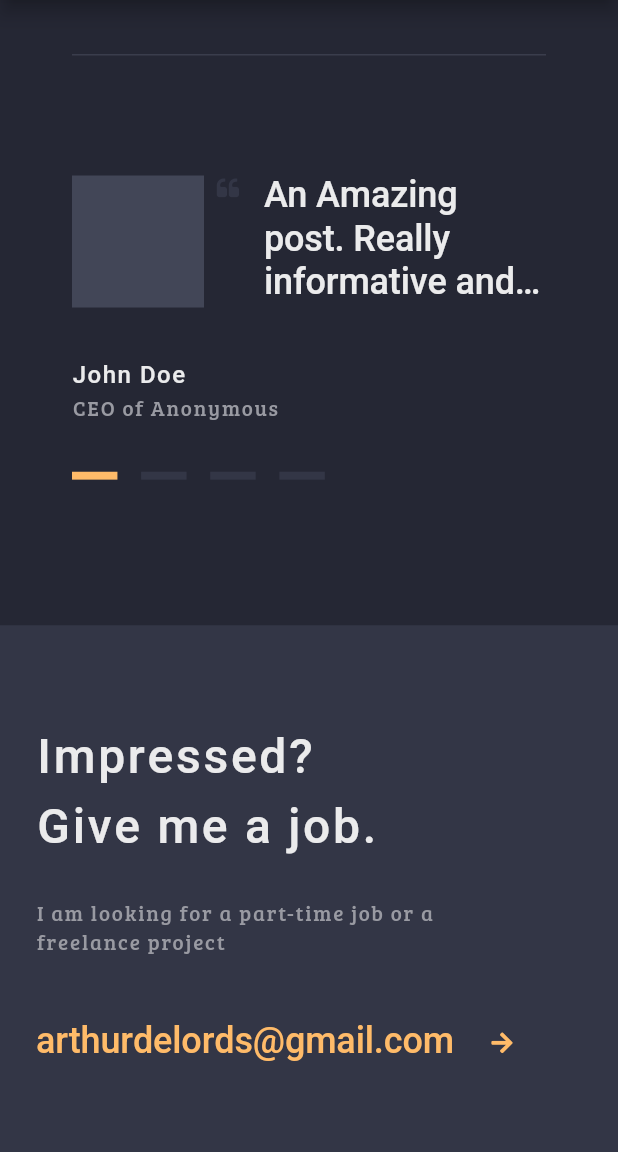
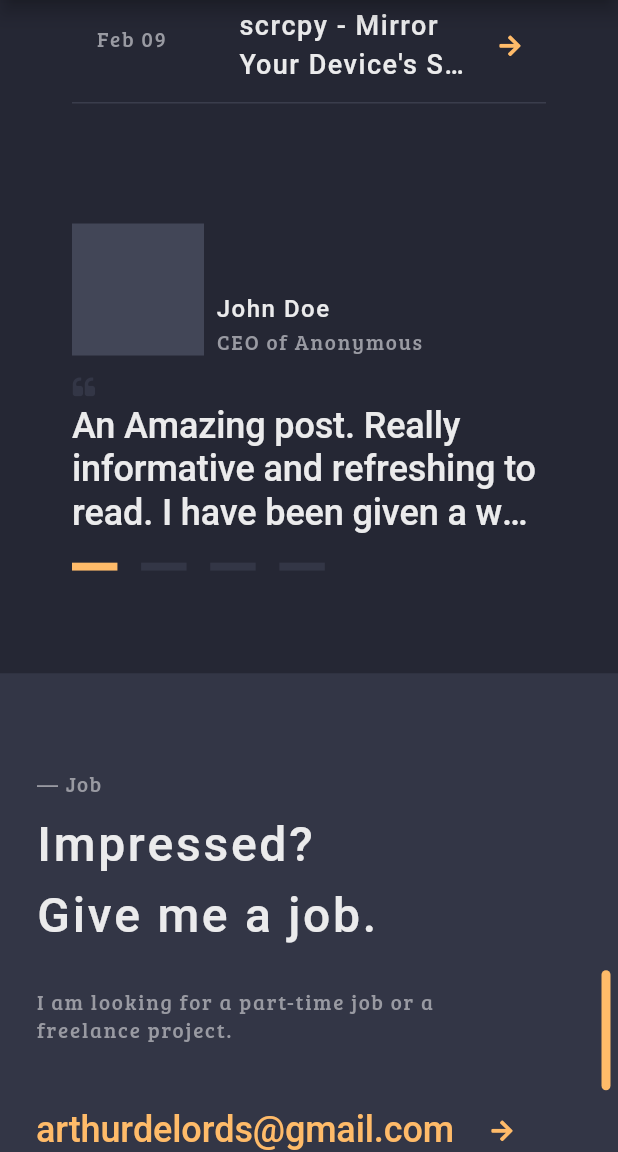
Before and after one commit to thearthurdev/arthurdev, a Flutter app: the screen it shows after launch, scrolled down 3456 dp, after a tap on "arthurdelords@gmail.com", on a phone screen of 412 x 824 dp, the part 84-1236 px from its top. Run offline on Flutter 3.47's test engine with Material 2 defaults, Android fonts, the phone set to English and light mode, and no system bars.

Commit message:
add working links and custom scrollbar

```diff
--- a/lib/pages/home_page.dart
+++ b/lib/pages/home_page.dart
@@ -2,11 +2,12 @@ import 'package:arthurdev/sections/blog_section.dart';
 import 'package:arthurdev/sections/experience_section.dart';
 import 'package:arthurdev/sections/job_section.dart';
 import 'package:arthurdev/sections/landing_section.dart';
-import 'package:arthurdev/sections/projects_section.dart';
+import 'package:arthurdev/sections/portfolio_section.dart';
 import 'package:arthurdev/sections/technologies_section.dart';
 import 'package:arthurdev/utils/consts.dart';
 import 'package:arthurdev/utils/responsive_view_util.dart';
 import 'package:arthurdev/widgets/custom_app_bar.dart';
+import 'package:arthurdev/widgets/custom_scrollbar.dart';
 import 'package:flutter/material.dart';
 
 class HomePage extends StatefulWidget {
@@ -63,8 +64,9 @@ class _HomePageState extends State<HomePage> {
               alignment: Alignment.topCenter,
               child: Container(
                 width: double.infinity,
-                child: Scrollbar(
-                  child: SingleChildScrollView(
+                child: Stack(
+                  children: [
+                    SingleChildScrollView(
                       controller: scrollController,
                       child: Column(
                         children: [
@@ -79,7 +81,7 @@ class _HomePageState extends State<HomePage> {
                           TechnologiesSection(
                             initScreenHeight: initScreenHeight,
                           ),
-                        ProjectsSection(
+                          PortfolioSection(
                             initScreenHeight: initScreenHeight,
                           ),
                           BlogSection(
@@ -91,6 +93,8 @@ class _HomePageState extends State<HomePage> {
                         ],
                       ),
                     ),
+                    CustomScrollbar(scrollController: scrollController),
+                  ],
                 ),
               ),
             ),
--- a/lib/sections/blog_section.dart
+++ b/lib/sections/blog_section.dart
@@ -2,7 +2,9 @@ import 'package:arthurdev/utils/consts.dart';
 import 'package:arthurdev/utils/my_icons.dart';
 import 'package:arthurdev/utils/responsive_view_util.dart';
 import 'package:arthurdev/widgets/blog_post_listtile.dart';
+import 'package:arthurdev/widgets/info_action_box.dart';
 import 'package:flutter/material.dart';
+import 'package:url_launcher/url_launcher.dart';
 
 class BlogSection extends StatelessWidget {
   const BlogSection({
@@ -57,7 +59,8 @@ class BlogSection extends StatelessWidget {
                   child: Container(
                     height: 344.0,
                     child: Column(
-                      mainAxisAlignment: MainAxisAlignment.spaceBetween,
+                      mainAxisSize: MainAxisSize.min,
+                      mainAxisAlignment: MainAxisAlignment.end,
                       crossAxisAlignment: CrossAxisAlignment.start,
                       children: [
                         Column(
@@ -68,7 +71,9 @@ class BlogSection extends StatelessWidget {
                             reviewBody(),
                           ],
                         ),
+                        SizedBox(height: 16.0),
                         reviewAuthor(),
+                        SizedBox(height: 24.0),
                         reviewPageIndicator(),
                       ],
                     ),
@@ -102,22 +107,23 @@ class BlogSection extends StatelessWidget {
               crossAxisAlignment: CrossAxisAlignment.start,
               children: [
                 Row(
-                  crossAxisAlignment: CrossAxisAlignment.start,
+                  crossAxisAlignment: CrossAxisAlignment.end,
                   mainAxisSize: MainAxisSize.min,
                   children: [
                     reviewAuthorImagePlaceholder(size: 88.0),
                     SizedBox(width: 8.0),
-                    openQuotesIcon(16.0),
-                    SizedBox(width: 16.0),
-                    Flexible(
-                      child: Container(
-                        constraints: BoxConstraints(maxWidth: 420.0),
-                        child: reviewBody(maxLines: 3),
-                      ),
-                    ),
+                    reviewAuthor(),
                   ],
                 ),
-                reviewAuthor(),
+                SizedBox(height: 4.0),
+                openQuotesIcon(16.0),
+                Flexible(
+                  child: Container(
+                    constraints: BoxConstraints(maxWidth: 420.0),
+                    child: reviewBody(maxLines: 3),
+                  ),
+                ),
+                SizedBox(height: 8.0),
                 reviewPageIndicator(),
                 SizedBox(height: 64.0),
               ],
@@ -125,6 +131,24 @@ class BlogSection extends StatelessWidget {
           ),
         ],
       ),
+    );
+  }
+
+  Widget blogInfoBox({double leftIndent}) {
+    return InfoActionBox(
+      sectionTitle: 'Blog',
+      heading: 'What\'s new?\nSee my latest blog posts.',
+      body: 'I write about tech tips and tricks,'
+          '\nmy experiences and opinions now and then.',
+      actionText: 'Visit blog',
+      onActionTap: () async {
+        String url = kBlogURL;
+        if (await canLaunch(url)) {
+          await launch(url);
+        } else {
+          throw 'Could not launch $url';
+        }
+      },
     );
   }
 
@@ -224,31 +248,4 @@ class BlogSection extends StatelessWidget {
       ),
     );
   }
-
-  Widget blogInfoBox({double leftIndent}) {
-    return Flexible(
-      child: Container(
-        margin: EdgeInsets.only(left: leftIndent ?? 0.0),
-        child: Column(
-          crossAxisAlignment: CrossAxisAlignment.start,
-          children: [
-            Text(
-              '— Blog',
-              maxLines: 1,
-              overflow: TextOverflow.ellipsis,
-              style: kSectionInfoTextStyle,
-            ),
-            SizedBox(height: 8.0),
-            Text(
-              'What\'s new?\n'
-              'See my latest blog posts',
-              maxLines: 4,
-              overflow: TextOverflow.ellipsis,
-              style: kSectionHeaderTextStyle,
-            ),
-          ],
-        ),
-      ),
-    );
-  }
 }
--- a/lib/sections/experience_section.dart
+++ b/lib/sections/experience_section.dart
@@ -3,6 +3,7 @@ import 'package:arthurdev/utils/responsive_view_util.dart';
 import 'package:arthurdev/widgets/experience_info_box.dart';
 import 'package:arthurdev/widgets/info_action_box.dart';
 import 'package:flutter/material.dart';
+import 'package:url_launcher/url_launcher.dart';
 
 class ExperienceSection extends StatelessWidget {
   const ExperienceSection({
@@ -84,11 +85,19 @@ class ExperienceSection extends StatelessWidget {
   Widget contactInfoActionBox() {
     return InfoActionBox(
       sectionTitle: 'Contact',
-      heading: 'Any type of query\n& discussion',
+      heading: 'Any type of query\n& discussion.',
       body:
-          'I am available to talk and I typically\nrespond within a few hours',
+          'I am available to talk and I typically\nrespond within a few hours.',
       actionText: 'arthurdelords@gmail.com',
       leftIndent: 16.0,
+      onActionTap: () async {
+        String url = kEmailURL;
+        if (await canLaunch(url)) {
+          await launch(url);
+        } else {
+          throw 'Could not launch $url';
+        }
+      },
     );
   }
 }
--- a/lib/sections/job_section.dart
+++ b/lib/sections/job_section.dart
@@ -3,8 +3,10 @@ import 'dart:ui';
 import 'package:arthurdev/utils/consts.dart';
 import 'package:arthurdev/utils/my_icons.dart';
 import 'package:arthurdev/utils/responsive_view_util.dart';
+import 'package:arthurdev/widgets/info_action_box.dart';
 import 'package:arthurdev/widgets/socials_buttons.dart';
 import 'package:flutter/material.dart';
+import 'package:url_launcher/url_launcher.dart';
 
 class JobSection extends StatelessWidget {
   const JobSection({
@@ -153,7 +155,7 @@ class JobSection extends StatelessWidget {
       crossAxisAlignment: CrossAxisAlignment.start,
       children: [
         Text(
-          'Estimated your project?'
+          'Want to do a project together?'
           '\nLet me know here.',
           maxLines: 4,
           overflow: TextOverflow.ellipsis,
@@ -249,58 +251,19 @@ class JobSection extends StatelessWidget {
   }
 
   Widget jobActionBox({double leftIndent}) {
-    return Container(
-      margin: EdgeInsets.only(left: leftIndent ?? 0.0),
-      child: Column(
-        crossAxisAlignment: CrossAxisAlignment.start,
-        children: [
-          Text(
-            'Impressed?'
-            '\nGive me a job.',
-            maxLines: 4,
-            overflow: TextOverflow.ellipsis,
-            style: kSectionHeaderTextStyle,
-          ),
-          SizedBox(height: 24.0),
-          Text(
-            'I am looking for a part-time job or a'
-            '\nfreelance project',
-            maxLines: 4,
-            overflow: TextOverflow.ellipsis,
-            style: kSectionInfoTextStyle,
-          ),
-          SizedBox(height: 32.0),
-          Material(
-            type: MaterialType.transparency,
-            child: InkWell(
-              onTap: () {},
-              borderRadius: kBorderRadius,
-              child: Padding(
-                padding: const EdgeInsets.fromLTRB(0.0, 8.0, 8.0, 8.0),
-                child: Row(
-                  mainAxisSize: MainAxisSize.min,
-                  children: [
-                    Flexible(
-                      child: Text(
-                        'arthurdelords@gmail.com',
-                        maxLines: 1,
-                        overflow: TextOverflow.ellipsis,
-                        style: kActionButtonTextStyle,
-                      ),
-                    ),
-                    SizedBox(width: 24.0),
-                    Icon(
-                      MyIcons.arrow_right,
-                      size: 16.0,
-                      color: kAccentColor,
-                    ),
-                  ],
-                ),
-              ),
-            ),
-          ),
-        ],
-      ),
+    return InfoActionBox(
+      sectionTitle: 'Job',
+      heading: 'Impressed?\nGive me a job.',
+      body: 'I am looking for a part-time job or a\nfreelance project.',
+      actionText: 'arthurdelords@gmail.com',
+      onActionTap: () async {
+        String url = kEmailURL;
+        if (await canLaunch(url)) {
+          await launch(url);
+        } else {
+          throw 'Could not launch $url';
+        }
+      },
     );
   }
 }
--- a/lib/sections/projects_section.dart
+++ b/lib/sections/portfolio_section.dart
@@ -4,9 +4,10 @@ import 'package:arthurdev/utils/responsive_view_util.dart';
 import 'package:arthurdev/widgets/info_action_box.dart';
 import 'package:arthurdev/widgets/technology_button.dart';
 import 'package:flutter/material.dart';
+import 'package:url_launcher/url_launcher.dart';
 
-class ProjectsSection extends StatelessWidget {
-  const ProjectsSection({
+class PortfolioSection extends StatelessWidget {
+  const PortfolioSection({
     Key key,
     @required this.initScreenHeight,
   }) : super(key: key);
@@ -121,6 +122,14 @@ class ProjectsSection extends StatelessWidget {
           '\ncreative works.',
       actionText: 'Explore more',
       leftIndent: 16.0,
+      onActionTap: () async {
+        String url = kPortfolioURL;
+        if (await canLaunch(url)) {
+          await launch(url);
+        } else {
+          throw 'Could not launch $url';
+        }
+      },
     );
   }
 
--- a/lib/sections/technologies_section.dart
+++ b/lib/sections/technologies_section.dart
@@ -48,13 +48,13 @@ class TechnologiesSection extends StatelessWidget {
                           icon: CustomIcons.ic_flutter,
                           title: 'Flutter SDK\n& Dart',
                           subtitle: '4 Projects',
+                          isSelected: true,
                         ),
                         TechnologyButton(
                           icon: CustomIcons.ic_kotlin,
                           iconSize: 20.0,
                           title: 'Android SDK\n& Kotlin',
                           subtitle: '2 Projects',
-                          isSelected: true,
                         ),
                         TechnologyButton(
                           icon: CustomIcons.ic_settings,
--- a/lib/utils/consts.dart
+++ b/lib/utils/consts.dart
@@ -4,12 +4,30 @@ BorderRadius kBorderRadius = BorderRadius.circular(6.0);
 
 const double kMaxWidth = 1160.0;
 
+// Navigation Destinations
+const Map<String, double> kNavigationDestinations = {
+  'Intro': kHomeSectionScrollOffset,
+  'Portfolio': kWorksSectionScrollOffset,
+  'Blog': kBlogSectionScrollOffset,
+  'Job': kJobSectionScrollOffset,
+};
+
+// URLs
+const String kGitHubURL = 'https://github.com/thearthurdev';
+const String kLinkedInURL = 'https://www.linkedin.com/in/arthurdelords/';
+const String kTwitterURL = 'https://twitter.com/_DeeArthur';
+const String kEmailURL = 'mailto:arthurdelords@gmail.com';
+const String kPortfolioURL = 'https://arthur.hashnode.dev/arthurdev-portfolio';
+const String kBlogURL = 'https://arthur.hashnode.dev';
+
+// Section scroll offsets
 //TODO specify different offsets for tablet/mobile mode as well
 const double kHomeSectionScrollOffset = 0.0;
 const double kWorksSectionScrollOffset = 1470.0;
 const double kBlogSectionScrollOffset = 3250.0;
 const double kJobSectionScrollOffset = 4200.0;
 
+// Colors
 const Color kPrimaryColor = Color(0xFF333646);
 const Color kPrimaryColorDeep = Color(0xFF252734);
 const Color kAccentColor = Color(0xFFFFBB69);
@@ -19,17 +37,10 @@ const Color kPrimaryTextColor = Color(0xFFEBEBEC);
 const Color kPrimaryTextDisabledColor = Color(0xFF666874);
 const Color kSectionInfoTextColor = Color(0xFF999AA2);
 
+// Animation Durations
 const Duration kShortDuration = Duration(milliseconds: 300);
 const Duration kMediumDuration = Duration(milliseconds: 600);
 const Duration kLongDuration = Duration(milliseconds: 900);
-
-// Navigation Destinations
-const Map<String, double> kNavigationDestinations = {
-  'Home': kHomeSectionScrollOffset,
-  'Works': kWorksSectionScrollOffset,
-  'Blog': kBlogSectionScrollOffset,
-  'Job': kJobSectionScrollOffset,
-};
 
 // TextStyles
 const TextStyle kLargeHeaderTextStyle = TextStyle(
--- a/lib/widgets/blog_post_listtile.dart
+++ b/lib/widgets/blog_post_listtile.dart
@@ -1,5 +1,6 @@
 import 'package:arthurdev/utils/consts.dart';
 import 'package:arthurdev/utils/my_icons.dart';
+import 'package:arthurdev/utils/responsive_view_util.dart';
 import 'package:flutter/material.dart';
 
 class BlogPostListTile extends StatelessWidget {
@@ -12,6 +13,10 @@ class BlogPostListTile extends StatelessWidget {
 
   @override
   Widget build(BuildContext context) {
+    return kIsDesktop(context) ? desktopLayout() : tabletLayout();
+  }
+
+  Material desktopLayout() {
     return Material(
   type: MaterialType.transparency,
   child: Column(
@@ -49,4 +54,43 @@ class BlogPostListTile extends StatelessWidget {
   ),
 );
   }
+
+  Material tabletLayout() {
+    return Material(
+  type: MaterialType.transparency,
+  child: Column(
+    children: [
+      ListTile(
+        onTap: () {},
+        shape: RoundedRectangleBorder(borderRadius: kBorderRadius),
+        contentPadding:
+            const EdgeInsets.symmetric(vertical: 8.0, horizontal: 16.0),
+        leading: Text(
+          date,
+          style: kSectionInfoTextStyle,
+        ),
+        title: Container(
+          margin: const EdgeInsets.only(left: 32.0),
+          child: Text(
+            title,
+            maxLines: 2,
+            overflow: TextOverflow.ellipsis,
+            style: kHeaderTextStyle.copyWith(
+                fontSize: 18.0, letterSpacing: 1.0),
+          ),
+        ),
+        trailing: Icon(
+          MyIcons.arrow_right,
+          size: 16.0,
+          color: kAccentColor,
+        ),
+      ),
+      Container(
+        height: 1.0,
+        color: kDividerColor,
+      ),
+    ],
+  ),
+);
   }
+}
--- /dev/null
+++ b/lib/widgets/custom_scrollbar.dart
@@ -0,0 +1,119 @@
+import 'package:arthurdev/utils/consts.dart';
+import 'package:arthurdev/utils/responsive_view_util.dart';
+import 'package:flutter/material.dart';
+import 'dart:math' as math;
+
+class CustomScrollbar extends StatefulWidget {
+  const CustomScrollbar({
+    Key key,
+    @required this.scrollController,
+  }) : super(key: key);
+
+  final ScrollController scrollController;
+
+  @override
+  _CustomScrollbarState createState() => _CustomScrollbarState();
+}
+
+class _CustomScrollbarState extends State<CustomScrollbar> {
+  double maxScrollExtent;
+  double screenHeight;
+  double scrollbarHandleOffset;
+  double scrollbarHandleLength;
+
+  @override
+  void initState() {
+    super.initState();
+    widget.scrollController.addListener(handleScrolling);
+    scrollbarHandleOffset = 0.0;
+  }
+
+  @override
+  void didChangeDependencies() {
+    super.didChangeDependencies();
+    screenHeight = kScreenHeight(context);
+    WidgetsBinding.instance.addPostFrameCallback((_) {
+      maxScrollExtent = widget.scrollController.position.maxScrollExtent;
+      getScrollbarHandleLength();
+    });
+  }
+
+  void getScrollbarHandleLength() {
+    final double fractionVisible =
+        (widget.scrollController.position.extentInside / maxScrollExtent)
+            .clamp(0.0, 1.0);
+
+    final double handleExtent = math.max(
+      math.min(screenHeight, 8.0),
+      screenHeight * fractionVisible,
+    );
+
+    scrollbarHandleLength = handleExtent.clamp(24.0, 80.0);
+    print(scrollbarHandleLength);
+  }
+
+  void handleScrolling() {
+    setState(() => scrollbarHandleOffset = screenHeight *
+        widget.scrollController.position.extentBefore /
+        maxScrollExtent);
+  }
+
+  @override
+  Widget build(BuildContext context) {
+    return AnimatedOpacity(
+      duration: kShortDuration,
+      opacity: scrollbarHandleOffset < 40.0 ? 0.0 : 1.0,
+      child: Stack(
+        children: [
+          scrollbarTrack(),
+          scrollbarHandle(),
+        ],
+      ),
+    );
+  }
+
+  Widget scrollbarTrack() {
+    return GestureDetector(
+      child: Container(
+        height: kScreenHeight(context),
+        width: 16.0,
+        color: kIsDesktop(context)
+            ? Colors.black.withOpacity(0.06)
+            : Colors.transparent,
+        margin: EdgeInsets.only(left: kScreenWidth(context) - 16.0),
+        alignment: Alignment.centerRight,
+      ),
+      onTapUp: (tapUpDetails) {
+        double tapPosition = tapUpDetails.globalPosition.dy;
+        widget.scrollController.position
+            .moveTo((tapPosition * maxScrollExtent / screenHeight) - 100.0);
+      },
+    );
+  }
+
+  Widget scrollbarHandle() {
+    return Positioned(
+      top: scrollbarHandleOffset,
+      right: 5.0,
+      child: GestureDetector(
+        child: Container(
+          height: scrollbarHandleLength,
+          width: 6.0,
+          margin: EdgeInsets.only(top: 4.0),
+          decoration: BoxDecoration(
+            color: kAccentColor,
+            borderRadius: BorderRadius.all(
+              Radius.circular(3.0),
+            ),
+          ),
+        ),
+        onVerticalDragUpdate: (dragUpdate) {
+          double position = dragUpdate.globalPosition.dy;
+
+          widget.scrollController.position
+              .moveTo(position * maxScrollExtent / screenHeight);
+        },
+      ),
+    );
+  }
+}
--- a/lib/widgets/experience_info_box.dart
+++ b/lib/widgets/experience_info_box.dart
@@ -38,11 +38,13 @@ class ExperienceInfoBox extends StatelessWidget {
               children: [
                 experienceCounter(
                   years: '2',
-                  type: 'Years of\nProfessional\nExperience',
+                  type: 'Years of Professional Experience',
+                  flex1: 1,
+                  flex2:2,
                 ),
                 experienceCounter(
                   years: '5+',
-                  type: 'Years\nDeveloping\nSolutions',
+                  type: 'Years Developing Solutions',
                 ),
               ],
             ),
@@ -52,11 +54,12 @@ class ExperienceInfoBox extends StatelessWidget {
     );
   }
 
-  Widget experienceCounter({String years, String type}) {
+  Widget experienceCounter({String years, String type, int flex1, int flex2}) {
     return Flexible(
       child: Row(
         children: [
           Flexible(
+            flex: flex1 ?? 1,
             child: Text(
               years,
               maxLines: 1,
@@ -66,6 +69,7 @@ class ExperienceInfoBox extends StatelessWidget {
           ),
           SizedBox(width: 4.0),
           Flexible(
+            flex: flex2 ?? 1,
             child: Text(
               type,
               maxLines: 3,
--- a/lib/widgets/info_action_box.dart
+++ b/lib/widgets/info_action_box.dart
@@ -27,28 +27,36 @@ class InfoActionBox extends StatelessWidget {
       child: Column(
         crossAxisAlignment: CrossAxisAlignment.start,
         children: [
-          Text(
+          sectionTitle == null
+              ? SizedBox()
+              : Text(
                   '— $sectionTitle',
                   maxLines: 1,
                   overflow: TextOverflow.ellipsis,
                   style: kSectionInfoTextStyle,
                 ),
-          SizedBox(height: 8.0),
-          Text(
+          SizedBox(height: sectionTitle == null ? 0.0 : 8.0),
+          heading == null
+              ? SizedBox()
+              : Text(
                   heading,
                   maxLines: 4,
                   overflow: TextOverflow.ellipsis,
                   style: kSectionHeaderTextStyle,
                 ),
-          SizedBox(height: 24.0),
-          Text(
+          SizedBox(height: body == null ? 0.0 : 24.0),
+          body == null
+              ? SizedBox()
+              : Text(
                   body,
                   maxLines: 4,
                   overflow: TextOverflow.ellipsis,
                   style: kSectionInfoTextStyle,
                 ),
-          SizedBox(height: 32.0),
-          Material(
+          SizedBox(height: actionText == null ? 0.0 : 32.0),
+          actionText == null
+              ? SizedBox()
+              : Material(
                   type: MaterialType.transparency,
                   child: InkWell(
                     onTap: onActionTap ?? () {},
--- a/lib/widgets/socials_buttons.dart
+++ b/lib/widgets/socials_buttons.dart
@@ -1,12 +1,13 @@
 import 'package:arthurdev/utils/consts.dart';
 import 'package:arthurdev/utils/my_icons.dart';
 import 'package:flutter/material.dart';
+import 'package:url_launcher/url_launcher.dart';
 
 class SocialsButtons extends StatelessWidget {
   final Map<String, IconData> socials = {
-    'https://github.com/thearthurdev': MyIcons.github,
-    'https://www.linkedin.com/arthurdelords/': MyIcons.linkedin,
-    'https://twitter.com/_DeeArthur': MyIcons.twitter
+    kGitHubURL: MyIcons.github,
+    kLinkedInURL: MyIcons.linkedin,
+    kTwitterURL: MyIcons.twitter,
   };
 
   @override
@@ -24,7 +25,14 @@ class SocialsButtons extends StatelessWidget {
                 type: MaterialType.transparency,
                 child: InkWell(
                   customBorder: CircleBorder(),
-                  onTap: () {},
+                  onTap: () async {
+                    String url = socials.keys.elementAt(i);
+                    if (await canLaunch(url)) {
+                      await launch(url);
+                    } else {
+                      throw 'Could not launch $url';
+                    }
+                  },
                   child: Container(
                     padding: const EdgeInsets.all(8.0),
                     child: Icon(
--- a/pubspec.yaml
+++ b/pubspec.yaml
@@ -11,8 +11,8 @@ environment:
 dependencies:
   flutter:
     sdk: flutter
-
   cupertino_icons: ^1.0.0
+  url_launcher: ^5.7.10
 
 dev_dependencies:
   flutter_test:
```
Also changed, not shown: pubspec.lock, 2 other files. Lines whose indentation alone changed are shown as unchanged.
